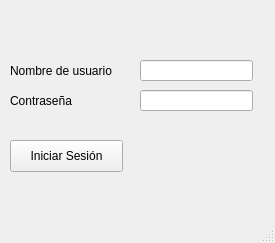
Qt form gui.ui (Ranford56/scraperUnemi) before a commit.
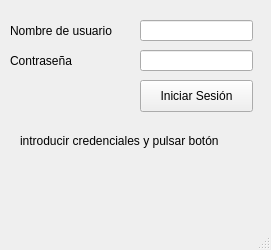
The same form after that commit.

The edit to the form file:
```diff
--- a/gui.ui
+++ b/gui.ui
@@ -6,19 +6,22 @@
    <rect>
     <x>0</x>
     <y>0</y>
-    <width>275</width>
-    <height>243</height>
+    <width>271</width>
+    <height>250</height>
    </rect>
   </property>
   <property name="windowTitle">
-   <string>MainWindow</string>
+   <string>escobaUnemi</string>
+  </property>
+  <property name="documentMode">
+   <bool>false</bool>
   </property>
   <widget class="QWidget" name="centralwidget">
    <widget class="QPushButton" name="iniciarSesion">
     <property name="geometry">
      <rect>
-      <x>10</x>
-      <y>140</y>
+      <x>140</x>
+      <y>80</y>
       <width>113</width>
       <height>32</height>
      </rect>
@@ -31,7 +34,7 @@
     <property name="geometry">
      <rect>
       <x>140</x>
-      <y>60</y>
+      <y>20</y>
       <width>113</width>
       <height>21</height>
      </rect>
@@ -41,17 +44,20 @@
     <property name="geometry">
      <rect>
       <x>140</x>
-      <y>90</y>
+      <y>50</y>
       <width>113</width>
       <height>21</height>
      </rect>
     </property>
+    <property name="echoMode">
+     <enum>QLineEdit::Password</enum>
+    </property>
    </widget>
    <widget class="QLabel" name="label">
     <property name="geometry">
      <rect>
       <x>10</x>
-      <y>60</y>
+      <y>20</y>
       <width>121</width>
       <height>21</height>
      </rect>
@@ -64,7 +70,7 @@
     <property name="geometry">
      <rect>
       <x>10</x>
-      <y>90</y>
+      <y>50</y>
       <width>121</width>
       <height>21</height>
      </rect>
@@ -73,6 +79,25 @@
      <string>Contraseña</string>
     </property>
    </widget>
+   <widget class="QLabel" name="progress">
+    <property name="geometry">
+     <rect>
+      <x>20</x>
+      <y>110</y>
+      <width>241</width>
+      <height>61</height>
+     </rect>
+    </property>
+    <property name="mouseTracking">
+     <bool>false</bool>
+    </property>
+    <property name="text">
+     <string>introducir credenciales y pulsar botón</string>
+    </property>
+    <property name="wordWrap">
+     <bool>true</bool>
+    </property>
+   </widget>
   </widget>
   <widget class="QStatusBar" name="statusbar"/>
  </widget>
```
